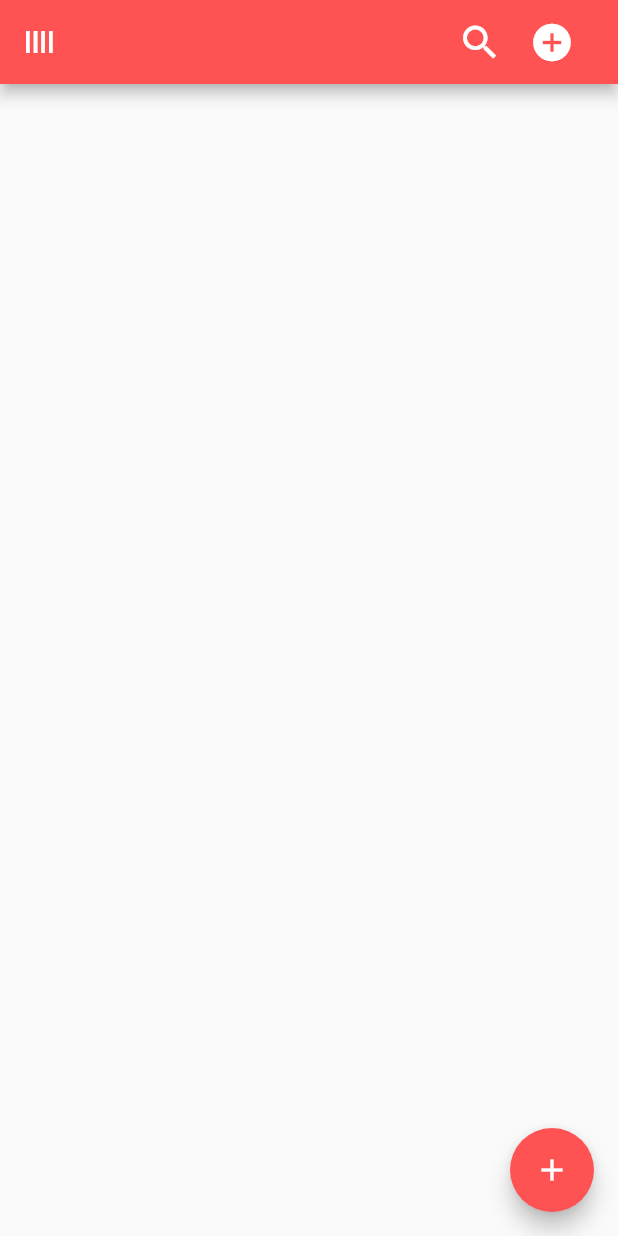
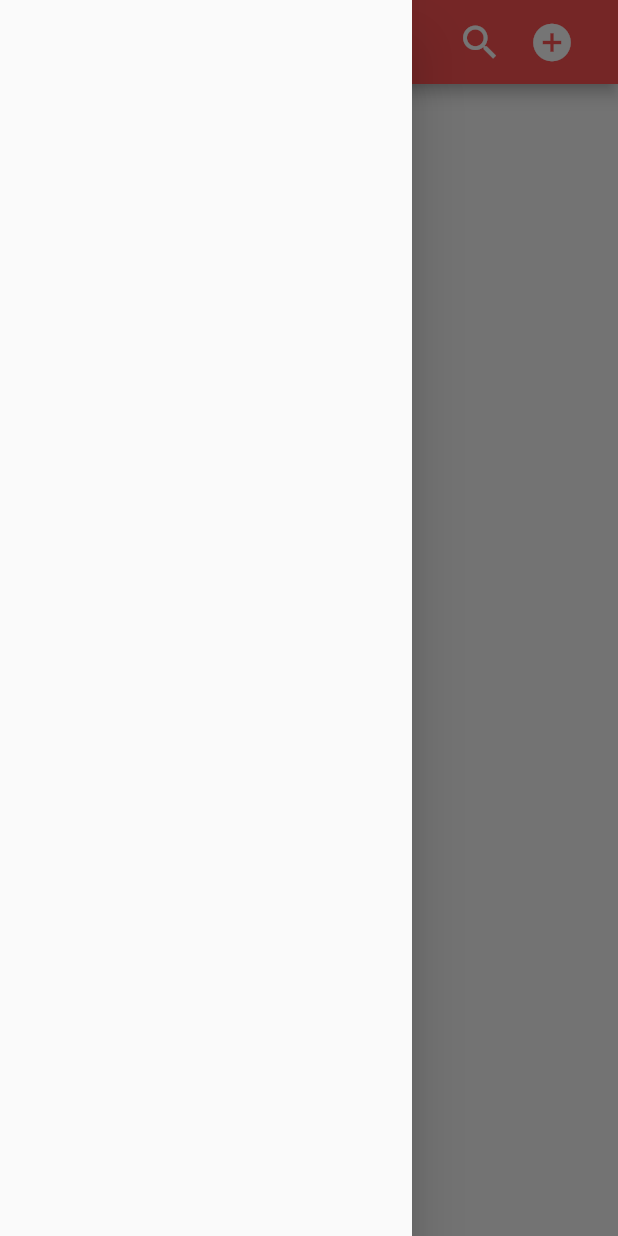
Before and after one commit to AhmedAbdulhameedQahtan/MyNote, a Flutter app: the screen it shows after launch, with the side drawer open (before the commit the screen has no drawer), on a phone screen of 412 x 824 dp. Run offline on Flutter 3.47's test engine with Material 2 defaults, Android fonts, the phone set to English and light mode, and no system bars; our stand-ins replace sqflite; accounts and stored records are empty.

Commit message:
5th day
change push to push Replacement and add drawer also delete floating action button

```diff
--- a/lib/PL/NotePage.dart
+++ b/lib/PL/NotePage.dart
@@ -47,10 +47,12 @@ class _NotePageState extends State<NotePage> {
 
   @override
   Widget build(BuildContext context) {
-    Size size = MediaQuery
-        .of(context)
-        .size;
+    Size size = MediaQuery.of(context).size;
     return Scaffold(
+      drawer: Drawer(
+        width: size.width/1.5,
+
+      ),
       appBar: AppBar(
         //*******************************************
         systemOverlayStyle: const SystemUiOverlayStyle(
@@ -69,7 +71,8 @@ class _NotePageState extends State<NotePage> {
           IconButton(
               onPressed: () {
                 setState(() {
-                  _refreshData();
+                  Navigator.of(context).pushReplacement(
+                      MaterialPageRoute(builder: (context) => NoteContainer()));
                 });
               },
               highlightColor: Colors.redAccent,
@@ -82,20 +85,9 @@ class _NotePageState extends State<NotePage> {
             width: 20,
           ),
         ],
-        title: const Text("llll"),
       ),
+
       body: bodyContainer(size),
-
-      floatingActionButton: FloatingActionButton(
-        onPressed: () {
-          Navigator.of(context).push(
-              MaterialPageRoute(builder: (context) => NoteContainer()));
-        },
-        backgroundColor: Colors.redAccent,
-        child: const Icon(
-          Icons.add,
-        ),
-      ),
     );
   }
 
@@ -148,7 +140,7 @@ class _NotePageState extends State<NotePage> {
                                 ),
                               ),
                             ),
-                            SizedBox(width: 10),
+                            const SizedBox(width: 10),
                             TextButton(
                               onPressed: () async {
                                 dynamic deletres = await sqlDataBase.deletData(
@@ -189,15 +181,6 @@ class _NotePageState extends State<NotePage> {
                 ],
 
               ),
-              // Row(
-              //   mainAxisAlignment: MainAxisAlignment.spaceBetween,
-              //   children: [
-              //     Text("${notesData['note']}".length <= 30
-              //         ? "${notesData['note']}"
-              //         : "${notesData['note']}".substring(0, 30)),
-              //     Text("${notesData['title']}")
-              //   ],
-              // ),
               ),
               ),
               );
```
Also changed, not shown: lib/PL/NoteContainer.dart (+19 -2 lines).
